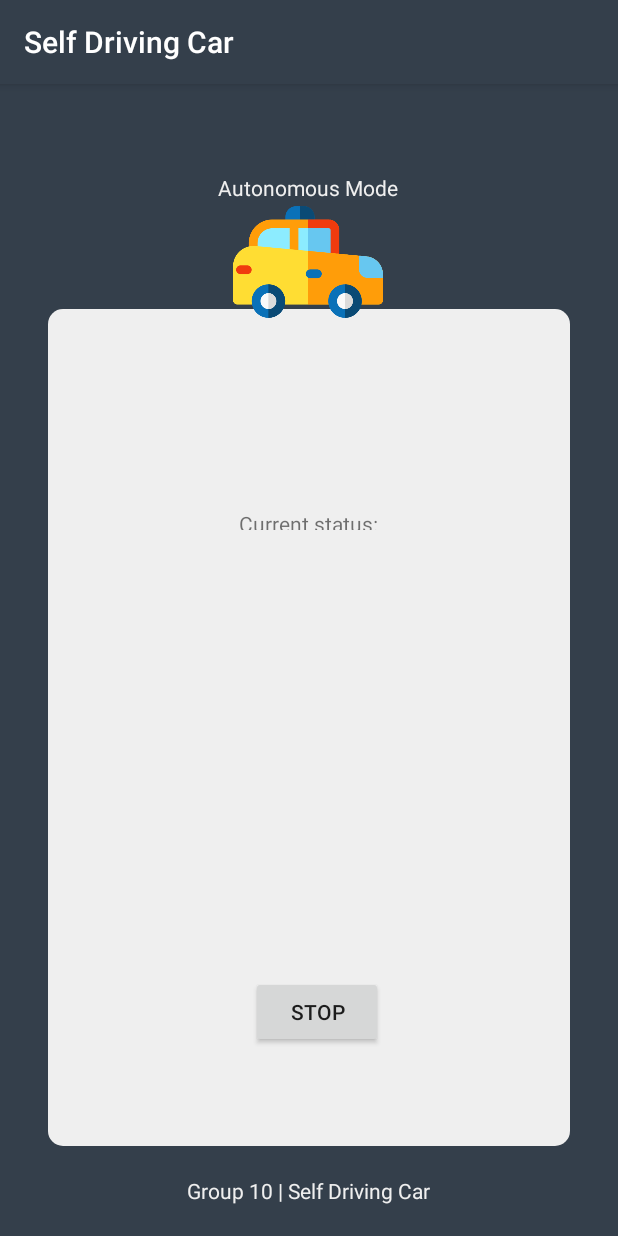
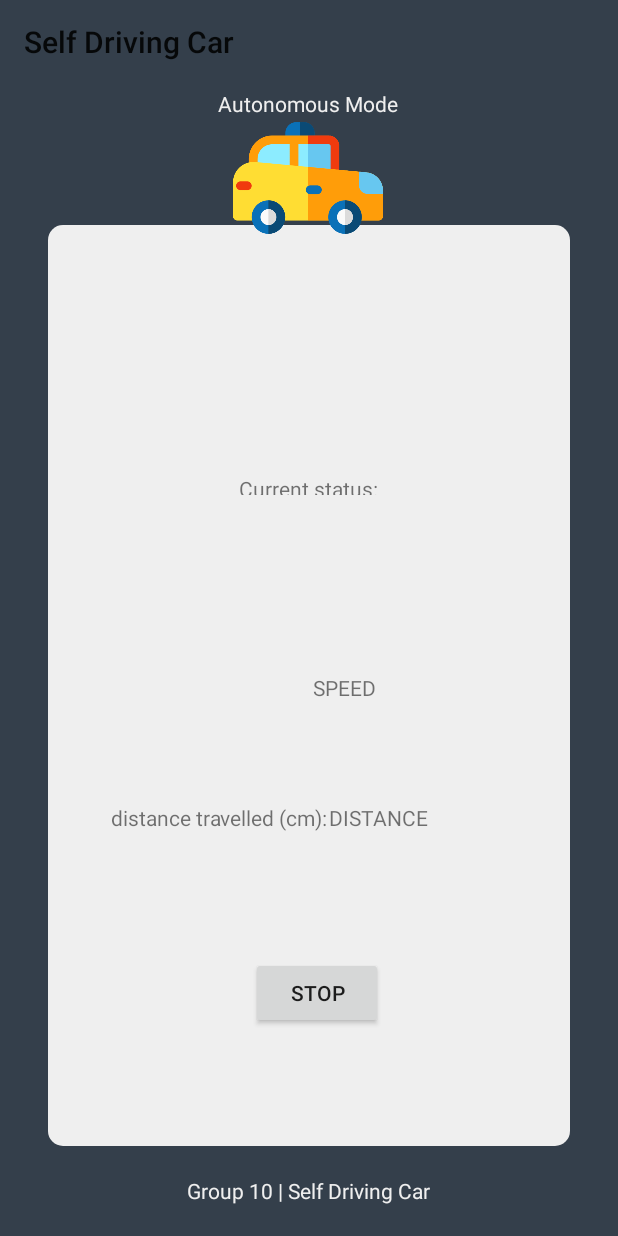
Before and after one commit to DIT112-V19/group-10, an Android app: the AutonomousMode screen opened directly, with no data from a screen before it, after a tap on "START", on a phone screen of 412 x 824 dp. Run offline under Robolectric (Android 15) with nearby library versions, the light colour scheme and no system bars.

Commit message:
feature: abstracted some methods into another class (get status, get distance, get speed)

```diff
--- a/carMobileApp/app/src/main/AndroidManifest.xml
+++ b/carMobileApp/app/src/main/AndroidManifest.xml
@@ -1,5 +1,6 @@
 <?xml version="1.0" encoding="utf-8"?>
-<manifest xmlns:android="http://schemas.android.com/apk/res/android"
+<manifest
+    xmlns:android="http://schemas.android.com/apk/res/android"
     package="com.group10app">
 
     <application
@@ -8,7 +9,7 @@
         android:label="@string/title"
         android:roundIcon="@mipmap/ic_launcher_round"
         android:supportsRtl="true"
-        android:theme="@style/AppTheme">
+        android:theme="@style/Theme.AppCompat.Light.NoActionBar">
         <activity android:name=".AutonomousMode"></activity>
         <activity android:name=".MainActivity">
             <intent-filter>
--- a/carMobileApp/app/src/main/java/com/group10app/AutonomousMode.java
+++ b/carMobileApp/app/src/main/java/com/group10app/AutonomousMode.java
@@ -2,32 +2,49 @@ package com.group10app;
 
 import android.support.v7.app.AppCompatActivity;
 import android.os.Bundle;
+import android.support.v7.widget.Toolbar;
 import android.view.View;
 import android.widget.Button;
 import android.widget.TextView;
 
 public class AutonomousMode extends AppCompatActivity {
 
+    private static boolean isStopped = true;
+    private static boolean obstacleDetected = false;
     // Current status options
     private static final String OBS = "obstacle detected";
-    private static final String FINE = "fine";
+    private static final String FINE = "driving";
     private static final String STOPPED = "stopped";
 
-    // Toggle between START and STOP
-    private static boolean IS_STOPPED = true;
-    private static final String START = "start";
-    private static final String STOP = "stop";
+    private UpdateStatus update = new UpdateStatus();
+
 
     @Override
     protected void onCreate(Bundle savedInstanceState) {
         super.onCreate(savedInstanceState);
         setContentView(R.layout.activity_autonomous_mode);
+
+        Toolbar toolbar = findViewById(R.id.toolbar);
+        setSupportActionBar(toolbar);
     }
 
     // Updates the current status
-    public void getStatus(View view) {
+    public void getStatus(Boolean isStopped) {
         TextView currentStatus = findViewById(R.id.updatedStatus);
-        currentStatus.setText(FINE);
+        if (obstacleDetected)
+            currentStatus.setText(OBS);
+        else if(isStopped)
+            currentStatus.setText(STOPPED);
+        else
+            currentStatus.setText(FINE);
+    }
+
+    public void buttonPress() {
+        if (isStopped) {
+            startCar();
+        } else {
+            stopCar();
+        }
     }
 
     // Start car
@@ -43,13 +60,18 @@ public class AutonomousMode extends AppCompatActivity {
     // Updates START/STOP button when pressed
     public void toggleButton(View view) {
         Button button = findViewById(R.id.button);
-        if (IS_STOPPED) {
-            IS_STOPPED = false;
-            button.setText(STOP);
-        } else {
-            IS_STOPPED = true;
-            button.setText(START);
-        }
+        button.setText(update.getButton(isStopped));
 
+        if(isStopped)
+            isStopped = false;
+        else
+            isStopped = true;
+
+        getStatus(isStopped);
+    }
+
+    public void getSpeed(View view) {
+        TextView textView = findViewById(R.id.updatedCurrentSpeed);
+        textView.setText(update.getSpeed());
     }
 }
--- a/carMobileApp/app/src/main/java/com/group10app/MainActivity.java
+++ b/carMobileApp/app/src/main/java/com/group10app/MainActivity.java
@@ -11,6 +11,8 @@ public class MainActivity extends AppCompatActivity {
     protected void onCreate(Bundle savedInstanceState) {
         super.onCreate(savedInstanceState);
         setContentView(R.layout.activity_main);
+
+
     }
 
     public void openAutoMode(View view) {
--- /dev/null
+++ b/carMobileApp/app/src/main/java/com/group10app/UpdateStatus.java
@@ -0,0 +1,35 @@
+package com.group10app;
+
+import android.widget.Button;
+
+public class UpdateStatus {
+
+
+
+    // Toggle between START and STOP
+    private static boolean isStopped = true;
+    private static final String START = "start";
+    private static final String STOP = "stop";
+
+    //Current speed and distance travelled
+    private static int currentSpeed  = 0; // cm/s
+    private static int distanceTravelled  = 0; // cm
+
+
+
+    public String getButton(Boolean currentButtonState) {
+        if (currentButtonState) {
+            isStopped = false;
+            return STOP;
+        } else {
+            isStopped = true;
+            return START;
+        }
+    }
+
+    public int getSpeed() {
+        return 1;
+    }
+
+
+}
--- a/carMobileApp/app/src/main/res/layout/activity_autonomous_mode.xml
+++ b/carMobileApp/app/src/main/res/layout/activity_autonomous_mode.xml
@@ -6,6 +6,19 @@
     android:layout_height="match_parent"
     android:background="@color/colorBackgroundDark"
     tools:context=".AutonomousMode">
+
+    <android.support.v7.widget.Toolbar
+        android:id="@+id/toolbar"
+        android:layout_width="match_parent"
+        android:layout_height="?attr/actionBarSize"
+        android:layout_marginBottom="4dp"
+        android:background="@color/colorBackgroundDark"
+        android:theme="@style/ThemeOverlay.AppCompat.ActionBar"
+        app:layout_constraintBottom_toTopOf="@+id/header"
+        app:layout_constraintEnd_toEndOf="parent"
+        app:layout_constraintStart_toStartOf="parent"
+        app:layout_constraintTop_toTopOf="parent"
+        app:popupTheme="@style/ThemeOverlay.AppCompat.Light" />
 
     <ImageView
         android:id="@+id/lightBackground"
@@ -19,6 +32,8 @@
         android:layout_marginBottom="60dp"
         android:width="100dp"
         android:height="100dp"
+        android:background="@color/colorBackgroundDark"
+        android:theme="@style/ThemeOverlay.AppCompat.ActionBar"
         app:layout_constraintBottom_toBottomOf="parent"
         app:layout_constraintEnd_toEndOf="parent"
         app:layout_constraintHorizontal_bias="0.0"
@@ -111,4 +126,65 @@
         app:layout_constraintStart_toStartOf="@+id/logo"
         app:layout_constraintTop_toBottomOf="@+id/logo"
         app:layout_constraintVertical_bias="0.776" />
+
+    <TextView
+        android:id="@+id/currentSpeed"
+        android:layout_width="wrap_content"
+        android:layout_height="wrap_content"
+        android:layout_marginTop="100dp"
+        android:layout_marginBottom="203dp"
+        android:text="@string/current_speed"
+        app:layout_constraintBottom_toTopOf="@+id/button"
+        app:layout_constraintEnd_toEndOf="@+id/lightBackground"
+        app:layout_constraintHorizontal_bias="0.18"
+        app:layout_constraintStart_toStartOf="@+id/lightBackground"
+        app:layout_constraintTop_toBottomOf="@+id/updatedStatus" />
+
+    <TextView
+        android:id="@+id/distanceTravelled"
+        android:layout_width="wrap_content"
+        android:layout_height="wrap_content"
+        android:layout_marginStart="24dp"
+        android:layout_marginLeft="24dp"
+        android:layout_marginTop="8dp"
+        android:layout_marginBottom="8dp"
+        android:text="@string/distance_travelled"
+        app:layout_constraintBottom_toTopOf="@+id/button"
+        app:layout_constraintEnd_toEndOf="@+id/lightBackground"
+        app:layout_constraintHorizontal_bias="0.1"
+        app:layout_constraintStart_toStartOf="@+id/lightBackground"
+        app:layout_constraintTop_toBottomOf="@+id/currentSpeed" />
+
+    <TextView
+        android:id="@+id/updatedCurrentSpeed"
+        android:layout_width="wrap_content"
+        android:layout_height="wrap_content"
+        android:layout_marginStart="3dp"
+        android:layout_marginLeft="3dp"
+        android:layout_marginTop="8dp"
+        android:layout_marginEnd="8dp"
+        android:layout_marginRight="8dp"
+        android:layout_marginBottom="8dp"
+        android:text="SPEED"
+        app:layout_constraintBottom_toTopOf="@+id/button"
+        app:layout_constraintEnd_toEndOf="@+id/lightBackground"
+        app:layout_constraintHorizontal_bias="0.0"
+        app:layout_constraintStart_toEndOf="@+id/currentSpeed"
+        app:layout_constraintTop_toBottomOf="@+id/updatedStatus"
+        app:layout_constraintVertical_bias="0.24000001" />
+
+    <TextView
+        android:id="@+id/currentDistanceTravelled"
+        android:layout_width="wrap_content"
+        android:layout_height="wrap_content"
+        android:layout_marginTop="8dp"
+        android:layout_marginEnd="8dp"
+        android:layout_marginRight="8dp"
+        android:layout_marginBottom="8dp"
+        android:text="DISTANCE"
+        app:layout_constraintBottom_toTopOf="@+id/button"
+        app:layout_constraintEnd_toEndOf="@+id/lightBackground"
+        app:layout_constraintHorizontal_bias="0.01"
+        app:layout_constraintStart_toEndOf="@+id/distanceTravelled"
+        app:layout_constraintTop_toBottomOf="@+id/currentSpeed" />
 </android.support.constraint.ConstraintLayout>
--- a/carMobileApp/app/src/main/res/values/strings.xml
+++ b/carMobileApp/app/src/main/res/values/strings.xml
@@ -22,6 +22,8 @@
     <string name="initial_status">stopped</string>
     <string name="start">start</string>
     <string name="stop">stop</string>
+    <string name="current_speed">current speed (cm/s):</string>
+    <string name="distance_travelled">distance travelled (cm):</string>
 
     <!--Autonomous mode-->
     <string name="auto_mode">Autonomous Mode</string>
--- a/carMobileApp/app/src/main/res/values/styles.xml
+++ b/carMobileApp/app/src/main/res/values/styles.xml
@@ -6,6 +6,13 @@
         <item name="colorPrimary">@color/colorBackgroundDark</item>
         <item name="colorPrimaryDark">@color/colorBackgroundDark</item>
         <item name="colorAccent">@color/colorAccent</item>
+
+    </style>
+
+    <!--Toolbar-->
+    <style name="AppTheme.AppBarOverlay" parent="ThemeOverlay.AppCompat.Dark.ActionBar">
+        <item name="android:textColor">@color/textColorLight</item>
+        <item name="android:background">@color/colorBackgroundDark</item>
     </style>
 
 </resources>
```
